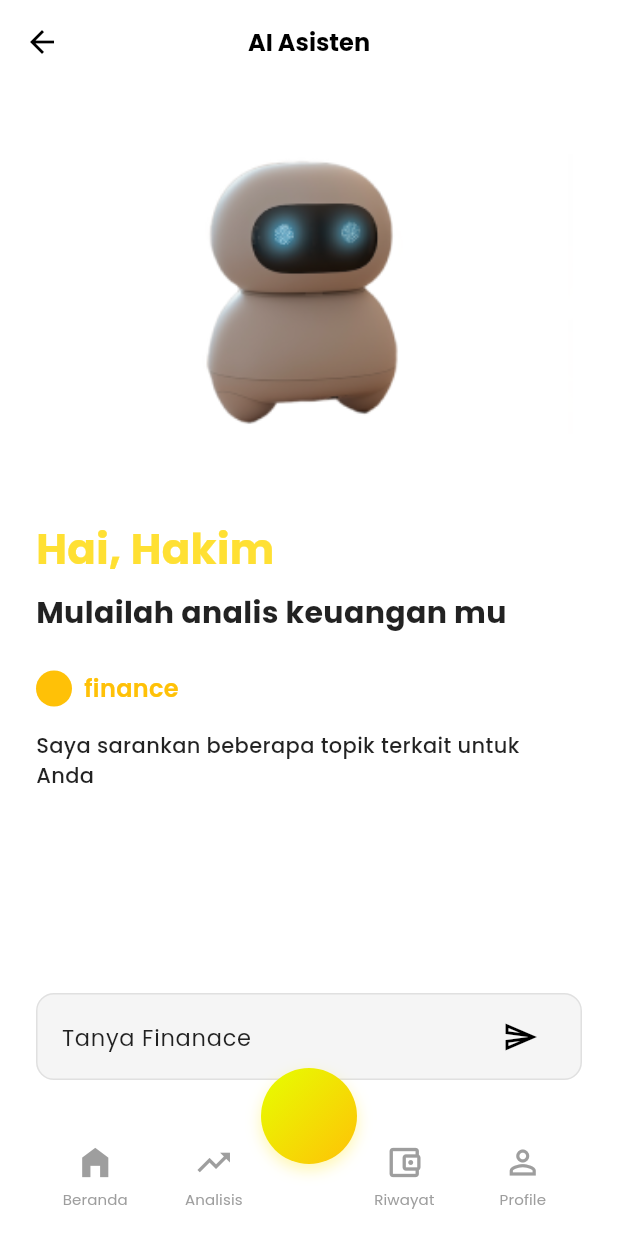
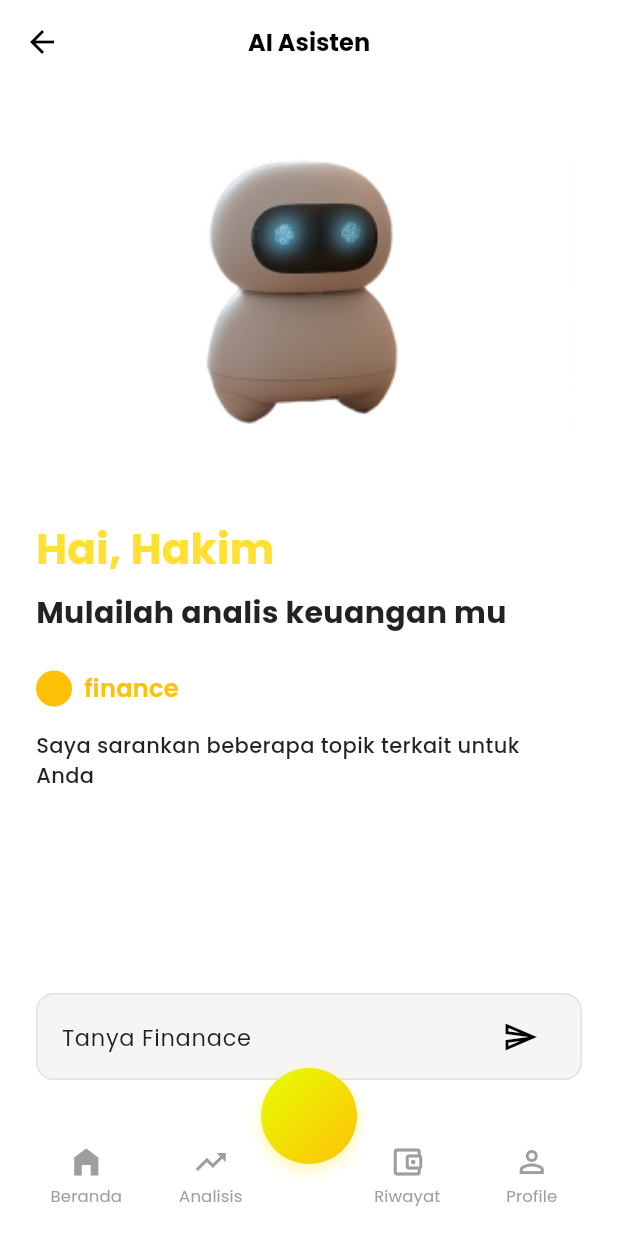
Before and after one commit to Zaskia10/mobile_finansialin, a Flutter app: the AIAssistantScreen screen opened directly, on a phone screen of 412 x 824 dp. Run offline on Flutter 3.47's test engine with Material 3 defaults, Android fonts, the phone set to English and light mode, and no system bars; our stand-ins replace fl_chart, google_fonts.

Commit message:
fix navbar

```diff
--- a/lib/widgets/navbar.dart
+++ b/lib/widgets/navbar.dart
@@ -1,4 +1,9 @@
 import 'package:flutter/material.dart';
+import '../pages/home_page.dart';
+// import '../pages/analysis_page.dart';
+// import '../pages/history_page.dart';
+// import '../pages/profile_page.dart';
+import '../pages/chatbot_page.dart';
 
 class CustomNavBar extends StatelessWidget {
   final int currentIndex;
@@ -10,20 +15,50 @@ class CustomNavBar extends StatelessWidget {
     required this.onTap,
   }) : super(key: key);
 
+  void _navigate(BuildContext context, int index) {
+    Widget page;
+
+    switch (index) {
+      case 0:
+        page = const HomePage();
+        break;
+      // case 1:
+      //   page = const AnalysisPage();
+      //   break;
+      // case 2:
+      //   page = const HistoryPage();
+      //   break;
+      // case 3:
+      //   page = const ProfilePage();
+      //   break;
+      case 4:
+        page = const AIAssistantScreen();
+        break;
+      default:
+        page = const HomePage();
+    }
+
+    Navigator.pushReplacement(
+      context,
+      MaterialPageRoute(builder: (context) => page),
+    );
+  }
+
   @override
   Widget build(BuildContext context) {
     return BottomAppBar(
       shape: const CircularNotchedRectangle(),
-      notchMargin: 12.0,
+      notchMargin: 10,
       color: Colors.white,
-      elevation: 0,
-      child: Container(
-        height: 65,
-        padding: const EdgeInsets.symmetric(horizontal: 8.0),
+      elevation: 8,
+      child: SizedBox(
+        height: 70,
         child: Row(
+          mainAxisAlignment: MainAxisAlignment.spaceAround,
           children: <Widget>[
             Expanded(
               child: _buildNavItem(
+                context: context,
                 icon: Icons.home_filled,
                 label: "Beranda",
                 index: 0,
@@ -31,6 +66,7 @@ class CustomNavBar extends StatelessWidget {
             ),
             Expanded(
               child: _buildNavItem(
+                context: context,
                 icon: Icons.trending_up,
                 label: "Analisis",
                 index: 1,
@@ -39,6 +75,7 @@ class CustomNavBar extends StatelessWidget {
             const SizedBox(width: 48),
             Expanded(
               child: _buildNavItem(
+                context: context,
                 icon: Icons.account_balance_wallet_outlined,
                 label: "Riwayat",
                 index: 2,
@@ -46,6 +83,7 @@ class CustomNavBar extends StatelessWidget {
             ),
             Expanded(
               child: _buildNavItem(
+                context: context,
                 icon: Icons.person_outline,
                 label: "Profile",
                 index: 3,
@@ -58,6 +96,7 @@ class CustomNavBar extends StatelessWidget {
   }
 
   Widget _buildNavItem({
+    required BuildContext context,
     required IconData icon,
     required String label,
     required int index,
@@ -65,23 +104,27 @@ class CustomNavBar extends StatelessWidget {
     bool isSelected = currentIndex == index;
 
     return MaterialButton(
+      minWidth: 40,
       padding: EdgeInsets.zero,
-      onPressed: () => onTap(index),
+      onPressed: () {
+        onTap(index);
+        _navigate(context, index);
+      },
       child: Column(
         mainAxisAlignment: MainAxisAlignment.center,
         children: [
           Icon(
             icon,
             color: isSelected ? const Color(0xFFFFC107) : Colors.grey,
-            size: 26,
+            size: 24,
           ),
-          const SizedBox(height: 4),
+          const SizedBox(height: 3),
           Text(
             label,
             style: TextStyle(
               color: isSelected ? const Color(0xFFFFC107) : Colors.grey,
-              fontSize: 10,
-              fontWeight: isSelected ? FontWeight.bold : FontWeight.normal,
+              fontSize: 11,
+              fontWeight: isSelected ? FontWeight.w600 : FontWeight.normal,
             ),
           ),
         ],
```
